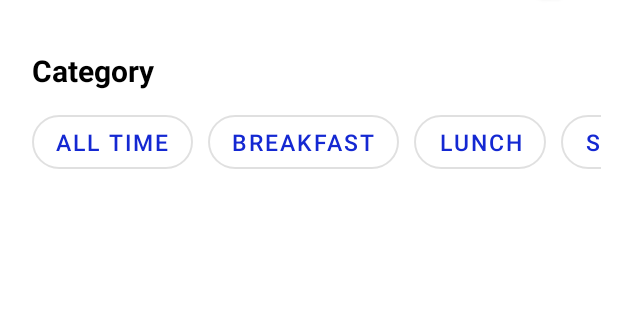
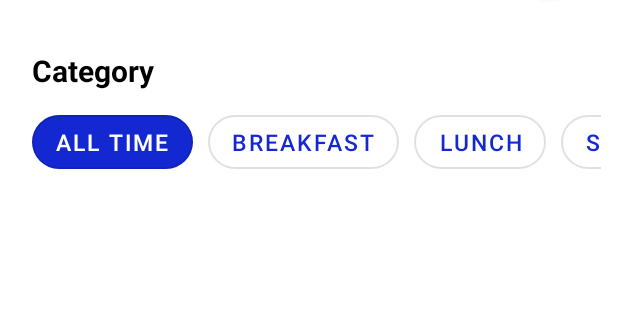
Before and after one commit to rojen11/FinalProject, an Android app: the screen it shows after launch once a user with an empty profile is signed in (MainActivity), on a phone screen of 412 x 824 dp, the part 94-414 px from its top. Run offline under Robolectric (Android 15) with nearby library versions, the light colour scheme and no system bars; our stand-ins replace Firebase (no records; nobody signed in at launch, a user with empty details on screens opened directly).

Commit message:
implementing db

```diff
--- a/app/build.gradle
+++ b/app/build.gradle
@@ -42,6 +42,9 @@ dependencies {
     implementation 'androidx.legacy:legacy-support-v4:1.0.0'
     implementation 'androidx.navigation:navigation-fragment:2.3.5'
     implementation 'androidx.navigation:navigation-ui:2.3.5'
+    implementation 'androidx.recyclerview:recyclerview:1.2.1'
+    implementation 'com.google.firebase:firebase-database:20.0.1'
+    implementation 'com.google.firebase:firebase-firestore:23.0.3'
     testImplementation 'junit:junit:4.+'
     androidTestImplementation 'androidx.test.ext:junit:1.1.3'
     androidTestImplementation 'androidx.test.espresso:espresso-core:3.4.0'
--- a/app/src/main/java/com/rojen/canteen/FoodListFragment.java
+++ b/app/src/main/java/com/rojen/canteen/FoodListFragment.java
@@ -11,6 +11,7 @@ import android.util.Log;
 import android.view.LayoutInflater;
 import android.view.View;
 import android.view.ViewGroup;
+import android.widget.AbsListView;
 import android.widget.Button;
 import android.widget.ImageView;
 import android.widget.LinearLayout;
@@ -18,7 +19,11 @@ import android.widget.LinearLayout;
 import com.google.android.material.button.MaterialButton;
 import com.google.android.material.dialog.MaterialAlertDialogBuilder;
 import com.google.firebase.auth.FirebaseAuth;
+import com.rojen.canteen.adapters.FoodRecyclerViewAdapter;
 import com.rojen.canteen.viewmodels.FoodListViewModel;
+
+import androidx.recyclerview.widget.GridLayoutManager;
+import androidx.recyclerview.widget.RecyclerView;
 
 import java.util.ArrayList;
 
@@ -37,7 +42,7 @@ public class FoodListFragment extends Fragment {
     // TODO: Rename and change types of parameters
     private String mParam1;
     private String mParam2;
-
+    LinearLayout categoryButtons;
     FoodListViewModel model;
 
     public FoodListFragment() {
@@ -105,13 +110,16 @@ public class FoodListFragment extends Fragment {
         });
 
 
-
-        LinearLayout categoryButtons = view.findViewById(R.id.categoryButtons);
+        categoryButtons = view.findViewById(R.id.categoryButtons);
 
         model = new ViewModelProvider(requireActivity()).get(FoodListViewModel.class);
 
 
+        // Start from first category
+        setCurrent(0);
 
+
+        // Category button click events
         for (int i = 0; i < categoryButtons.getChildCount(); ++i) {
             // Get single button
             Button button = (Button) categoryButtons.getChildAt(i);
@@ -120,21 +128,35 @@ public class FoodListFragment extends Fragment {
                 @Override
                 public void onClick(View v) {
                     // Change active button
-                    Button prevButton = (Button) categoryButtons.getChildAt(model.getCurrent());
-                    prevButton.setBackgroundColor(getResources().getColor(R.color.white));
-                    prevButton.setTextColor(getResources().getColor(R.color.primary));
-
-                    button.setBackgroundColor(getResources().getColor(R.color.primary));
-                    button.setTextColor(getResources().getColor(R.color.white));
-
-                    model.setCurrent(finalI);
-
+                    setCurrent(finalI);
                 }
             });
         }
 
 
+        RecyclerView foodRecView = view.findViewById(R.id.foodRecView);
+
+        FoodRecyclerViewAdapter foodRecyclerViewAdapter = new FoodRecyclerViewAdapter(getContext());
+
+        foodRecView.setAdapter(foodRecyclerViewAdapter);
+
+        foodRecView.setLayoutManager(new GridLayoutManager(getContext(), 2));
+
 
         return view;
     }
+
+    // set category with given index
+    private void setCurrent(int i) {
+        Button button = (Button) categoryButtons.getChildAt(i);
+        Button prevButton = (Button) categoryButtons.getChildAt(model.getCurrent());
+        prevButton.setBackgroundColor(getResources().getColor(R.color.white));
+        prevButton.setTextColor(getResources().getColor(R.color.primary));
+
+        button.setBackgroundColor(getResources().getColor(R.color.primary));
+        button.setTextColor(getResources().getColor(R.color.white));
+
+        model.setCurrent(i);
+
+    }
 }
--- /dev/null
+++ b/app/src/main/java/com/rojen/canteen/adapters/FoodRecyclerViewAdapter.java
@@ -0,0 +1,57 @@
+package com.rojen.canteen.adapters;
+
+import android.content.Context;
+import android.view.LayoutInflater;
+import android.view.View;
+import android.view.ViewGroup;
+import android.widget.TextView;
+
+import androidx.annotation.NonNull;
+import androidx.cardview.widget.CardView;
+import androidx.recyclerview.widget.RecyclerView;
+
+import com.rojen.canteen.R;
+
+
+public class FoodRecyclerViewAdapter extends RecyclerView.Adapter<FoodRecyclerViewAdapter.ViewHolder> {
+
+    Context context;
+
+    public FoodRecyclerViewAdapter(Context context) {
+        this.context = context;
+    }
+
+    @NonNull
+    @Override
+    public ViewHolder onCreateViewHolder(@NonNull ViewGroup parent, int viewType) {
+        View view = LayoutInflater.from(parent.getContext()).inflate(R.layout.food_card, parent, false);
+        ViewHolder viewHolder = new ViewHolder(view);
+        return viewHolder;
+    }
+
+    @Override
+    public void onBindViewHolder(@NonNull FoodRecyclerViewAdapter.ViewHolder holder, int position) {
+
+    }
+
+    @Override
+    public int getItemCount() {
+        return 0;
+    }
+
+    public static class ViewHolder extends RecyclerView.ViewHolder {
+
+        private CardView parent;
+        private TextView itemName;
+        private TextView itemPrice;
+
+        public ViewHolder(@NonNull View itemView) {
+            super(itemView);
+
+            parent = itemView.findViewById(R.id.foodCardParent);
+            itemName = itemView.findViewById(R.id.cardItemName);
+            itemPrice = itemView.findViewById(R.id.cardPrice);
+
+        }
+    }
+}
--- a/app/src/main/java/com/rojen/canteen/viewmodels/FoodListViewModel.java
+++ b/app/src/main/java/com/rojen/canteen/viewmodels/FoodListViewModel.java
@@ -1,8 +1,19 @@
 package com.rojen.canteen.viewmodels;
 
+import androidx.lifecycle.MutableLiveData;
 import androidx.lifecycle.ViewModel;
 
+import com.google.firebase.database.DatabaseReference;
+import com.google.firebase.database.FirebaseDatabase;
+import com.rojen.canteen.model.FoodModel;
+
+import java.util.List;
+
 public class FoodListViewModel  extends ViewModel {
+
+    private final MutableLiveData<List<FoodModel>> food = new MutableLiveData<List<FoodModel>>();
+
+
     private int current = 0;
 
     public void setCurrent(int current) {
--- a/app/src/main/res/layout/fragment_food_list.xml
+++ b/app/src/main/res/layout/fragment_food_list.xml
@@ -5,6 +5,7 @@
     android:layout_height="match_parent"
     xmlns:app="http://schemas.android.com/apk/res-auto"
     tools:context=".FoodListFragment">
+
 
     <androidx.constraintlayout.widget.ConstraintLayout
         android:layout_width="match_parent"
@@ -77,6 +78,7 @@
                 app:layout_constraintTop_toBottomOf="@id/categoryText"
                 android:padding="10dp"
                 android:scrollbars="none"
+                android:id="@+id/categoryButtonScrollView"
                 >
                 <LinearLayout
                     android:layout_width="wrap_content"
@@ -144,6 +146,17 @@
 
             </HorizontalScrollView>
 
+        <androidx.core.widget.NestedScrollView
+            android:layout_width="match_parent"
+            android:layout_height="wrap_content"
+            app:layout_constraintTop_toBottomOf="@+id/categoryButtonScrollView"
+            >
+            <androidx.recyclerview.widget.RecyclerView
+                android:layout_width="match_parent"
+                android:layout_height="match_parent"
+                android:id="@+id/foodRecView"/>
+
+        </androidx.core.widget.NestedScrollView>
 
 
     </androidx.constraintlayout.widget.ConstraintLayout>
```
Also changed, not shown: app/src/main/java/com/rojen/canteen/model/FoodModel.java (added, +47 -0 lines), app/src/main/java/com/rojen/canteen/repository/FoodRepository.java (added, +23 -0 lines), app/src/main/res/layout/food_card.xml (added, +57 -0 lines).
